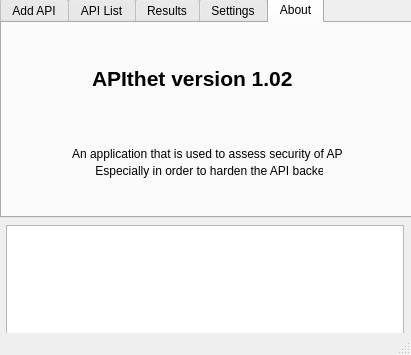
Before: the Qt Designer form mainwindow.ui in Chan9390/APIthet, drawn with Qt 5.
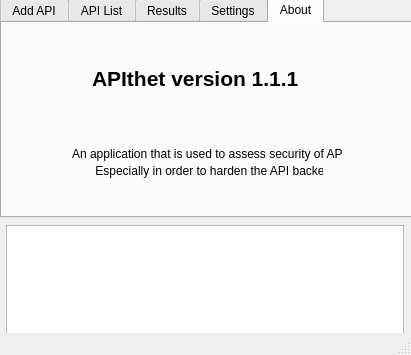
After: the same form once the commit is applied. The open tabs and pages were chosen to show the change.

```diff
--- a/mainwindow.ui
+++ b/mainwindow.ui
@@ -460,7 +460,7 @@
        </font>
       </property>
       <property name="text">
-       <string>APIthet version 1.02</string>
+       <string>APIthet version 1.1.1</string>
       </property>
      </widget>
      <widget class="QLabel" name="label_2">
```
Left out of the diff: 2 changed lines with no effect on the pictures.
